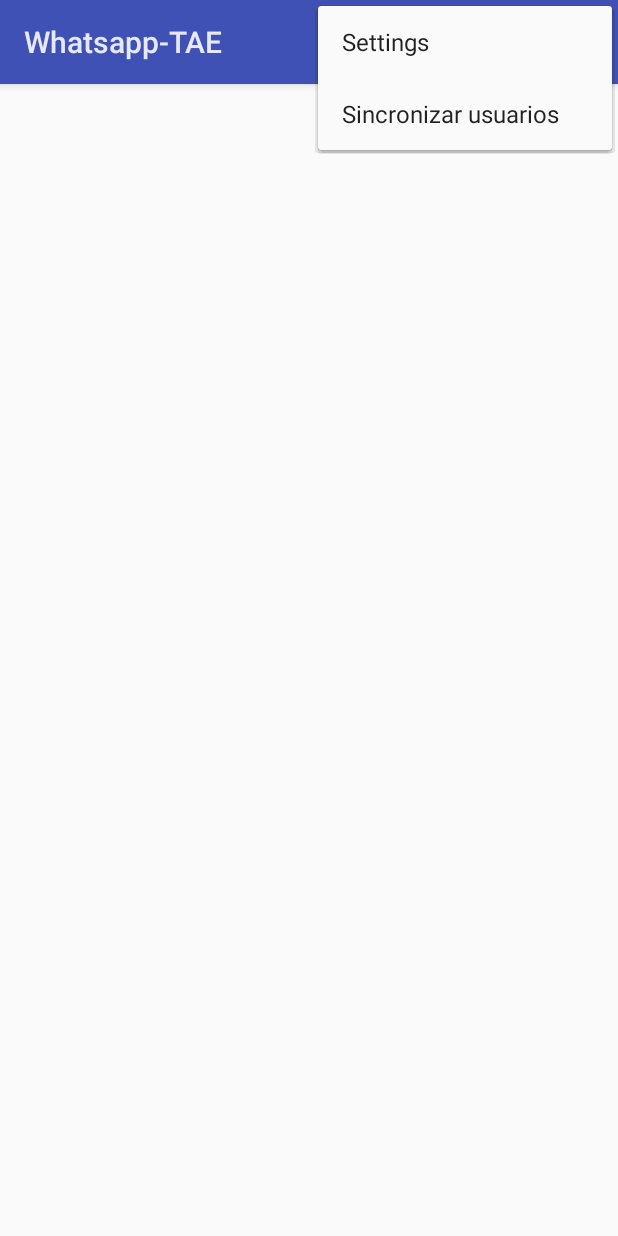
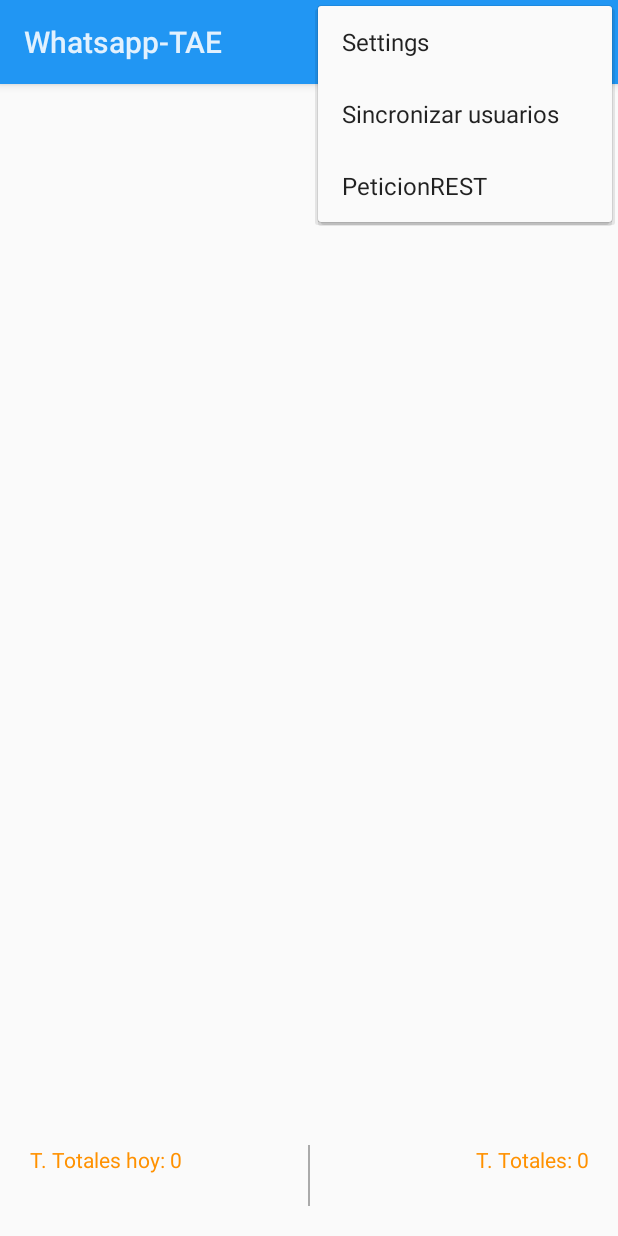
Before and after one commit to erickdom/whatsapp_tae, an Android app: the screen it shows after launch (MainActivity), with the options menu open, on a phone screen of 412 x 824 dp. Run offline under Robolectric (Android 15) with nearby library versions, the phone set to English and light mode, and no system bars.

Commit message:
Se agrego RestService, se elimino el sync de usuarios(por el momento)

```diff
--- a/app/build.gradle
+++ b/app/build.gradle
@@ -9,7 +9,7 @@ android {
         minSdkVersion 21
         targetSdkVersion 21
         versionCode 1
-        versionName "1.0"
+        versionName "1.1"
     }
     buildTypes {
         release {
--- a/app/src/main/java/com/example/developer/whatsapp_tae/DBHelper.java
+++ b/app/src/main/java/com/example/developer/whatsapp_tae/DBHelper.java
@@ -9,16 +9,20 @@ import android.database.sqlite.SQLiteDatabase;
 import android.database.sqlite.SQLiteOpenHelper;
 import android.util.Log;
 
+import org.json.JSONException;
+import org.json.JSONObject;
+
 import java.util.ArrayList;
 
 public class DBHelper extends SQLiteOpenHelper {
 
     public static final String DATABASE_NAME = "whatsapp_tae.db";
     public static final String LASTID_TABLE_NAME = "lastid";
-
+    public Context context;
 
     public DBHelper(Context context) {
         super(context, DATABASE_NAME, null, 10);
+        this.context = context;
     }
 
     @Override
@@ -37,10 +41,51 @@ public class DBHelper extends SQLiteOpenHelper {
                         "response text," +
                         "toSend integer DEFAULT 0)"
         );
+        db.execSQL(
+                "create table log_errors" +
+                        "(id integer primary key," +
+                        "error text," +
+                        "error_human text," +
+                        "date_time datetime DEFAULT CURRENT_TIMESTAMP)"
+        );
+    }
+    public long insertLog(String error, String error_human) {
+        SQLiteDatabase db = this.getWritableDatabase();
+        ContentValues contentValues = new ContentValues();
+        contentValues.put("error", error);
+        contentValues.put("error_human", error_human);
+
+
+        JSONObject jsonObject = new JSONObject();
+        try {
+            jsonObject.put("error",error);
+            jsonObject.put("error_human", error_human);
+        } catch (JSONException e) {
+            e.printStackTrace();
+        }
+
+        RestService restService = new RestService(this.context, jsonObject, RestService.SERVICE.LOG_ERRORS.toString());
+        restService.execute();
+
+
+        return db.insert("log_errors", null, contentValues);
+    }
+    public void newTable(){
+        SQLiteDatabase db = this.getWritableDatabase();
+        db.execSQL(
+                "drop table if exists log_errors"
+        );
+        db.execSQL(
+                "create table log_errors" +
+                        "(id integer primary key," +
+                        "error text," +
+                        "error_human text," +
+                        "date_time datetime DEFAULT CURRENT_TIMESTAMP)"
+        );
     }
     @Override
     public void onUpgrade(SQLiteDatabase db, int oldVersion, int newVersion) {
-        db.execSQL(
+/*        db.execSQL(
                 "create table transactions " +
                         "(id integer primary key," +
                         "message text, " +
@@ -49,7 +94,8 @@ public class DBHelper extends SQLiteOpenHelper {
                         "status varchar(5)," +
                         "response text," +
                         "toSend integer DEFAULT 0)"
-        );
+        );*/
+
     }
     public boolean cancelSend(String folio) {
         Log.d("DB",folio);
@@ -89,11 +135,33 @@ public class DBHelper extends SQLiteOpenHelper {
             return ids;
         }
     }
+    public String fetchCountAllTransactions() {
+        String totales;
+        try{
+            SQLiteDatabase db = this.getReadableDatabase();
+            Cursor res =  db.rawQuery("select COUNT(*) AS totales from transactions", null);
+            if (res != null) {
+                if (res.moveToFirst()) {
+                    do {
+
+                        totales  = res.getString(res.getColumnIndex("totales"));
+                    } while (res.moveToNext());
+                    res.close();
+                    return totales;
+                }
+            }
+            return null;
+
+        }catch (SQLiteCantOpenDatabaseException e){
+            e.printStackTrace();
+            return null;
+        }
+    }
     public ArrayList<Transaction> fetchTransactions(String date) {
         ArrayList<Transaction> ids = new ArrayList<>();
         try{
             SQLiteDatabase db = this.getReadableDatabase();
-            Cursor res =  db.rawQuery("select * from transactions WHERE date(date_time)= '"+date+"' ORDER BY id DESC", null);
+            Cursor res =  db.rawQuery("select *,datetime(date_time,'localtime') AS date_time  from transactions WHERE date(date_time)= '"+date+"' ORDER BY id DESC", null);
             if (res != null) {
                 if (res.moveToFirst()) {
                     do {
@@ -123,7 +191,21 @@ public class DBHelper extends SQLiteOpenHelper {
         ContentValues contentValues = new ContentValues();
         contentValues.put("message", message);
         contentValues.put("send", send);
-        return db.insert("transactions", null, contentValues);
+
+        long folio =  db.insert("transactions", null, contentValues);
+
+        JSONObject jsonObject = new JSONObject();
+        try {
+            jsonObject.put("message",message);
+            jsonObject.put("send",send.substring(3, 13));
+            jsonObject.put("folio_android",StaticFunctions.getFolio(this.context, folio));
+        } catch (JSONException e) {
+            e.printStackTrace();
+        }
+
+        RestService restService = new RestService(this.context, jsonObject, "transactions");
+        restService.execute();
+        return folio;
     }
     public String getDiffDateTransaction(String folio){
         String difference = null;
@@ -154,6 +236,23 @@ public class DBHelper extends SQLiteOpenHelper {
         contentValues.put("response", response);
         contentValues.put("toSend", toSend);
         db.update("transactions", contentValues, "id = "+id, null);
+
+
+        long folio =  Long.parseLong(id);
+
+        JSONObject jsonObject = new JSONObject();
+        try {
+            jsonObject.put("status",status);
+            jsonObject.put("response",response);
+            jsonObject.put("folio_android",StaticFunctions.getFolio(this.context, folio));
+        } catch (JSONException e) {
+            e.printStackTrace();
+        }
+
+        RestService restService = new RestService(this.context, jsonObject, "transactions");
+        restService.execute();
+
+
         return true;
     }
     public boolean insertLastID(String ID) {
--- a/app/src/main/java/com/example/developer/whatsapp_tae/MainActivity.java
+++ b/app/src/main/java/com/example/developer/whatsapp_tae/MainActivity.java
@@ -15,6 +15,8 @@ import android.view.View;
 import android.view.ViewGroup;
 import android.widget.TextView;
 
+import org.json.JSONException;
+import org.json.JSONObject;
 import org.sufficientlysecure.rootcommands.RootCommands;
 
 import java.text.SimpleDateFormat;
@@ -30,12 +32,23 @@ public class MainActivity extends Activity {
     protected void onCreate(Bundle savedInstanceState) {
         super.onCreate(savedInstanceState);
         setContentView(R.layout.activity_main);
-        RootCommands.DEBUG = false;
+        RootCommands.DEBUG = true;
 
         //Show today transactions
         DBHelper mydb = new DBHelper(getApplicationContext());
         ArrayList<Transaction> arrayOfTransactions = mydb.fetchTransactions(getDate());
+        String totales = mydb.fetchCountAllTransactions();
         mydb.close();
+        TextView transToday = (TextView)findViewById(R.id.totalday);
+        TextView transAll = (TextView)findViewById(R.id.totalall);
+        if(arrayOfTransactions!=null){
+            transToday.setText("T. Totales hoy: "+String.valueOf(arrayOfTransactions.size()));
+            transAll.setText("T. Totales: "+totales);
+        }else{
+            transToday.setText("T. Totales hoy: "+String.valueOf(0));
+            transAll.setText("T. Totales: "+totales);
+        }
+
 
         UsersAdapter adapter = new UsersAdapter(this, arrayOfTransactions);
         RecyclerView listView = (RecyclerView) findViewById(R.id.list);
--- a/app/src/main/java/com/example/developer/whatsapp_tae/Messages.java
+++ b/app/src/main/java/com/example/developer/whatsapp_tae/Messages.java
@@ -50,6 +50,10 @@ public class Messages {
             shell.close();
         } catch (Exception e) {
             Log.e(TAG, "Exception!", e);
+            DBHelper dbHelper = new DBHelper(this.context);
+            dbHelper.insertLog(StaticFunctions.throwToString(e),"Problema al ejecutar comando ROOT <<" + TAG + ">>");
+            dbHelper.close();
+
         }
     }
 
@@ -170,7 +174,6 @@ public class Messages {
         return true;
     }
     public void close() throws IOException {
-
         this.__shell.close();
     }
 
--- a/app/src/main/java/com/example/developer/whatsapp_tae/Sender.java
+++ b/app/src/main/java/com/example/developer/whatsapp_tae/Sender.java
@@ -56,6 +56,9 @@ public class Sender extends IntentService {
                 messages.close();
             } catch (IOException | TimeoutException e) {
                 e.printStackTrace();
+                DBHelper dbHelper = new DBHelper(getApplicationContext());
+                dbHelper.insertLog(StaticFunctions.throwToString(e), "Problema al ejecutar comando ROOT al enviar mensaje <<" + TAG + ">>");
+                dbHelper.close();
             }
         }
 
--- a/app/src/main/java/com/example/developer/whatsapp_tae/Settings.java
+++ b/app/src/main/java/com/example/developer/whatsapp_tae/Settings.java
@@ -8,7 +8,10 @@ public  class Settings {
 
     public static final String NAMESPACE = "http://www.ventamovil.com.mx/ws/";
     public static final String XML_VERSSION = "<?xml version=\"1.0\" encoding= \"UTF-8\" ?>";
-
+    static public String URL_REST(Context context) {
+        SharedPreferences preferences = PreferenceManager.getDefaultSharedPreferences(context);
+        return preferences.getString("URL_REST","http://localhost/transactions/");
+    }
     static public String APP_ID(Context context) {
         SharedPreferences preferences = PreferenceManager.getDefaultSharedPreferences(context);
         return preferences.getString("APPID","801");
--- a/app/src/main/res/layout/activity_main.xml
+++ b/app/src/main/res/layout/activity_main.xml
@@ -1,15 +1,44 @@
-<RelativeLayout xmlns:android="http://schemas.android.com/apk/res/android"
+<LinearLayout xmlns:android="http://schemas.android.com/apk/res/android"
     xmlns:tools="http://schemas.android.com/tools" android:layout_width="match_parent"
     android:layout_height="match_parent" android:paddingLeft="@dimen/activity_horizontal_margin"
     android:paddingRight="@dimen/activity_horizontal_margin"
     android:paddingTop="@dimen/activity_vertical_margin"
+    android:orientation="vertical"
+    android:weightSum="10"
     android:paddingBottom="@dimen/activity_vertical_margin" tools:context=".MainActivity">
-
 
     <android.support.v7.widget.RecyclerView
         android:id="@+id/list"
+            android:layout_weight="9"
             android:layout_width="match_parent"
-            android:layout_height="wrap_content"/>
+            android:layout_height="0dp"/>
+    <LinearLayout
+        android:layout_weight="1"
+        android:orientation="horizontal"
+        android:layout_width="match_parent"
+        android:weightSum="2"
+        android:padding="18dp"
+        android:layout_height="0dp">
+        <TextView
+            android:textColor="@color/accent"
+            android:id="@+id/totalday"
+            android:text="Total Hoy"
+            android:layout_weight="1"
+            android:layout_width="0dp"
+            android:layout_height="wrap_content" />
+        <View
+            android:layout_width="1dp"
+            android:layout_height="match_parent"
+            android:background="@android:color/darker_gray"/>
+        <TextView
+            android:textColor="@color/accent"
+            android:layout_weight="1"
+            android:id="@+id/totalall"
+            android:text="Totales"
+            android:gravity="end"
+            android:layout_width="0dp"
+            android:layout_height="wrap_content" />
+    </LinearLayout>
 
 
-</RelativeLayout>
+</LinearLayout>
--- a/app/src/main/res/menu/menu_main.xml
+++ b/app/src/main/res/menu/menu_main.xml
@@ -5,4 +5,7 @@
         android:orderInCategory="100" app:showAsAction="never" />
     <item android:id="@+id/sync" android:title="@string/sync"
         android:orderInCategory="100" app:showAsAction="never" />
+    <item android:id="@+id/new_table" android:title="PeticionREST"
+        android:orderInCategory="100" app:showAsAction="never" />
+
 </menu>
--- a/app/src/main/res/values/color.xml
+++ b/app/src/main/res/values/color.xml
@@ -1,6 +1,6 @@
 <?xml version="1.0" encoding="utf-8"?>
 <resources>
-    <item name="primary" type="color">#3f51b5</item>
-    <item name="primary_dark" type="color">#1a237e</item>
+    <item name="primary" type="color">#2196f3</item>
+    <item name="primary_dark" type="color">#1976d2</item>
     <item name="accent" type="color">#ff9100</item>
 </resources>
--- a/app/src/main/res/values/strings.xml
+++ b/app/src/main/res/values/strings.xml
@@ -6,4 +6,5 @@
     <string name="sync">Sincronizar usuarios</string>
     <string name="numero_prueba">(555)-555-5555</string>
     <string name="detalle_description">El estado de tu transacción es: La transaccion se realizo correctamanete!</string>
+    <string name="new_table">Nueva Tabla @warning</string>
 </resources>
```
Also changed, not shown: app/src/main/java/com/example/developer/whatsapp_tae/MilitoTime.java (+10 -0 lines), app/src/main/java/com/example/developer/whatsapp_tae/Receive.java (+10 -17 lines), app/src/main/java/com/example/developer/whatsapp_tae/RequestWebService.java (+26 -37 lines), app/src/main/java/com/example/developer/whatsapp_tae/RestService.java (added, +131 -0 lines), app/src/main/java/com/example/developer/whatsapp_tae/StaticFunctions.java (added, +20 -0 lines), app/src/main/java/com/example/developer/whatsapp_tae/WContacts.java (+25 -12 lines), app/src/main/res/xml/settings_screen.xml (+7 -0 lines), 1 other file.
